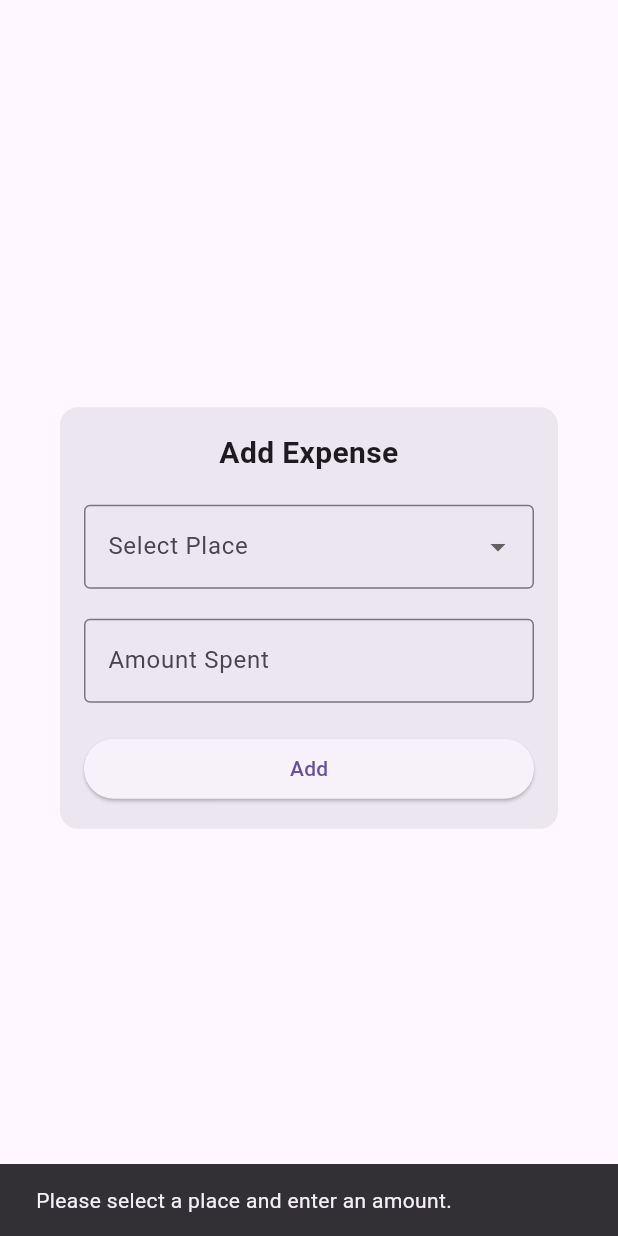
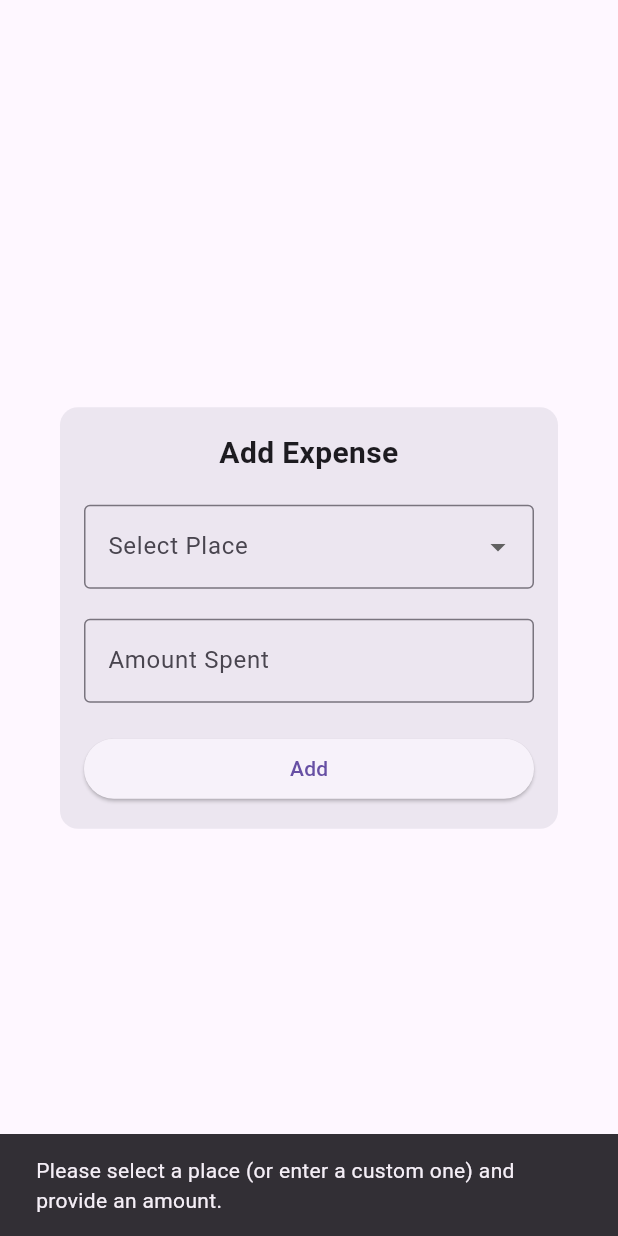
Before and after one commit to R4f4y04/bachat, a Flutter app: the AddExpenseDialog widget shown alone on an empty page, opened directly with empty values, after a tap on "Add", on a phone screen of 412 x 824 dp. Run offline on Flutter 3.47's test engine with Material 3 defaults, Android fonts, the phone set to English and light mode, and no system bars.

Commit message:
added other option in drop down menus to select custom place

```diff
--- a/lib/addExpenseDialog.dart
+++ b/lib/addExpenseDialog.dart
@@ -12,12 +12,13 @@ class AddExpenseDialog extends StatefulWidget {
 
 class _AddExpenseDialogState extends State<AddExpenseDialog> {
   String? selectedPlace;
-
   final TextEditingController amountController = TextEditingController();
+  final TextEditingController customPlaceController = TextEditingController();
 
   @override
   void dispose() {
     amountController.dispose();
+    customPlaceController.dispose();
     super.dispose();
   }
 
@@ -48,18 +49,34 @@ class _AddExpenseDialogState extends State<AddExpenseDialog> {
                 border: OutlineInputBorder(),
                 labelText: 'Select Place',
               ),
-              items: options.map((place) {
+              items: [
+                ...options.map((place) {
                   return DropdownMenuItem<String>(
                     value: place,
                     child: Text(place),
                   );
                 }).toList(),
+                DropdownMenuItem<String>(
+                  value: 'Other',
+                  child: Text('Other'),
+                ),
+              ],
               onChanged: (value) {
                 setState(() {
                   selectedPlace = value;
                 });
               },
             ),
+            if (selectedPlace == 'Other') ...[
+              SizedBox(height: 16),
+              TextField(
+                controller: customPlaceController,
+                decoration: InputDecoration(
+                  border: OutlineInputBorder(),
+                  labelText: 'Enter Custom Place',
+                ),
+              ),
+            ],
             SizedBox(height: 20),
             TextField(
               controller: amountController,
@@ -72,23 +89,36 @@ class _AddExpenseDialogState extends State<AddExpenseDialog> {
             SizedBox(height: 20),
             ElevatedButton(
               onPressed: () {
-                final place = selectedPlace;
-                final amount = amountController.text;
+                final place = selectedPlace == 'Other'
+                    ? customPlaceController.text
+                    : selectedPlace;
+                final amountText = amountController.text;
 
-                if (place != null && amount.isNotEmpty) {
+                if (place != null &&
+                    place.isNotEmpty &&
+                    amountText.isNotEmpty) {
+                  final amount = double.tryParse(amountText);
+                  if (amount != null) {
                     // Save the expense and close the dialog
-                  //Navigator.of(context).pop({'place': place, 'amount': amount});
-                  places temp =
-                      places(name: place, spent: double.parse(amount));
+                    final temp = places(name: place, spent: amount);
                     data[widget.index].addplace(temp);
 
                     Navigator.pop(context);
                   } else {
-                  // Show an error if inputs are invalid
+                    // Show an error if the amount is invalid
                     ScaffoldMessenger.of(context).showSnackBar(
                       SnackBar(
-                      content:
-                          Text('Please select a place and enter an amount.'),
+                        content: Text('Please enter a valid amount.'),
+                        duration: Duration(seconds: 2),
+                      ),
+                    );
+                  }
+                } else {
+                  // Show an error if inputs are incomplete
+                  ScaffoldMessenger.of(context).showSnackBar(
+                    SnackBar(
+                      content: Text(
+                          'Please select a place (or enter a custom one) and provide an amount.'),
                       duration: Duration(seconds: 2),
                     ),
                   );
```
Also changed, not shown: lib/AddDayPage.dart (+29 -9 lines). Lines whose indentation alone changed are shown as unchanged.
